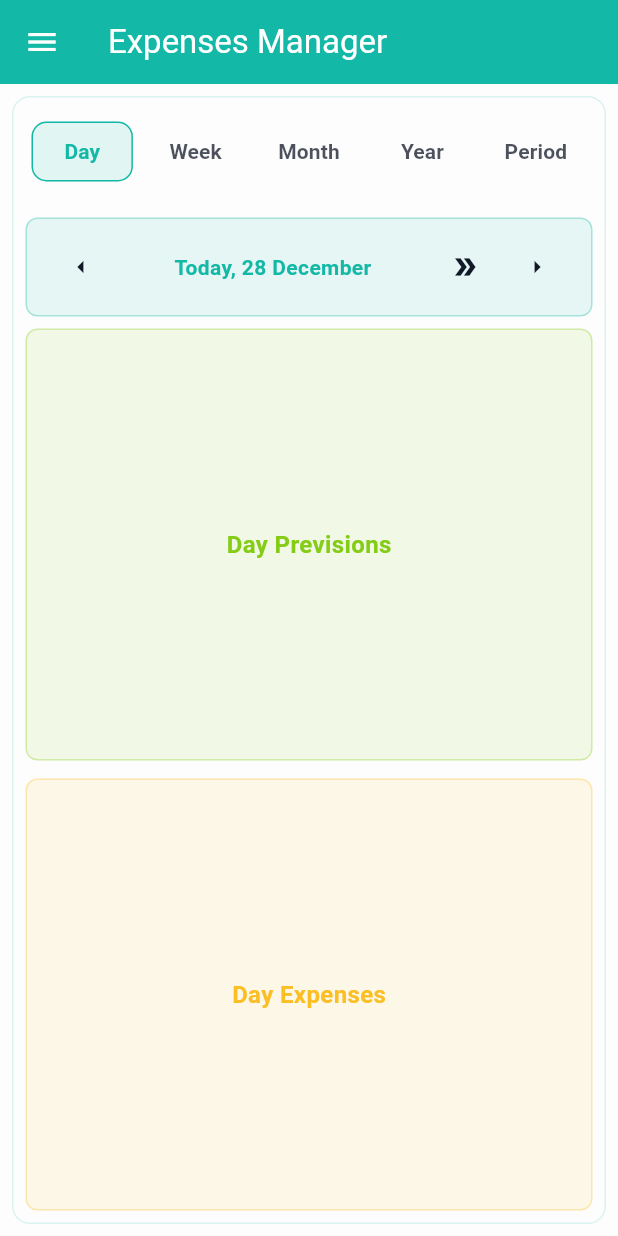
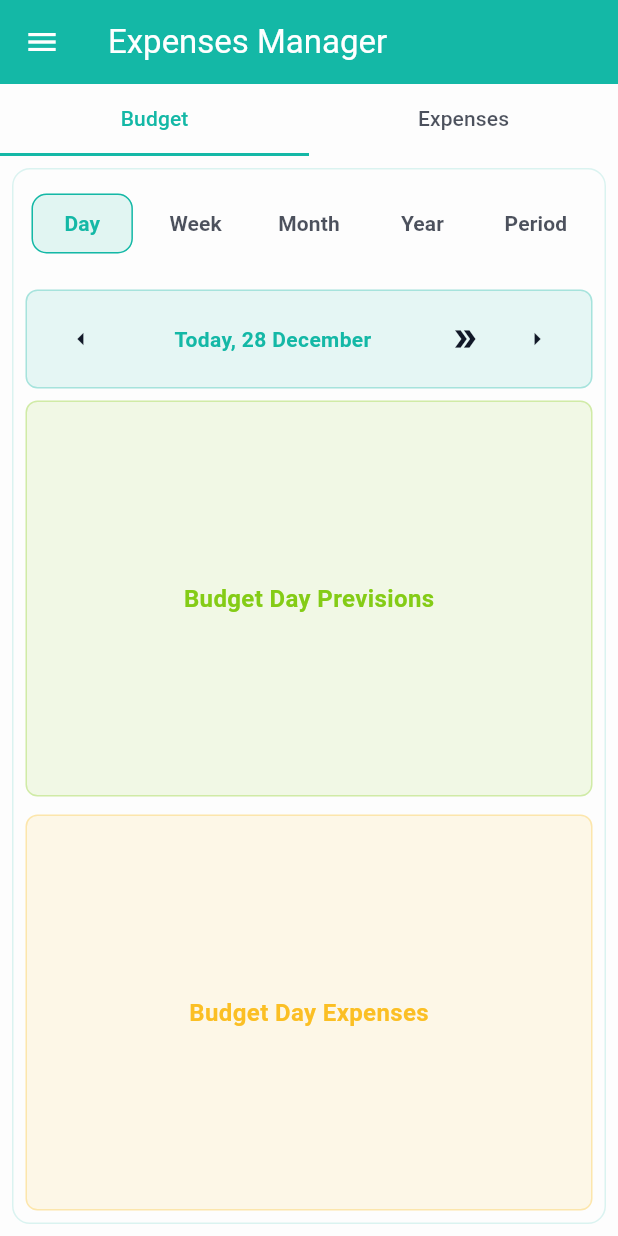
Before and after one commit to 1001pepi/Expenses-Manager, a Flutter app: the screen it shows after launch, on a phone screen of 412 x 824 dp. Run offline on Flutter 3.47's test engine with Material 3 defaults, Android fonts, the phone set to English and light mode, and no system bars; our stand-ins replace dropdown_button2.

Commit message:
feature: add tabs for budget and expenses

```diff
--- a/lib/screens/home_screen.dart
+++ b/lib/screens/home_screen.dart
@@ -20,14 +20,16 @@ class MyHomePage extends StatefulWidget {
   State<MyHomePage> createState() => _MyHomePageState();
 }
 
-class _MyHomePageState extends State<MyHomePage> {
+class _MyHomePageState extends State<MyHomePage> with TickerProviderStateMixin {
   late Map<String, DateTime> _periodDates;
   DateTimeRange? _customPeriodRange;
   String _selectedTab = 'Day';
+  late TabController _mainTabController;
 
   @override
   void initState() {
     super.initState();
+    _mainTabController = TabController(length: 2, vsync: this);
     final today = DateTime.now();
     _periodDates = {
       'Day': today,
@@ -37,6 +39,12 @@ class _MyHomePageState extends State<MyHomePage> {
       'Period': today,
     };
     _customPeriodRange = null;
+  }
+
+  @override
+  void dispose() {
+    _mainTabController.dispose();
+    super.dispose();
   }
 
   void _updatePeriod(String tabName, int offset) {
@@ -107,7 +115,46 @@ class _MyHomePageState extends State<MyHomePage> {
     return Scaffold(
       drawer: _buildConfigDrawer(context),
       appBar: AppBar(title: Text(widget.title)),
-      body: Padding(
+      body: Column(
+        children: [
+          // Main tabs (Budget/Expenses) with TabBar
+          Material(
+            color: Theme.of(context).colorScheme.surface,
+            child: TabBar(
+              controller: _mainTabController,
+              labelColor: Theme.of(context).colorScheme.primary,
+              unselectedLabelColor: Theme.of(
+                context,
+              ).colorScheme.onSurface.withOpacity(0.75),
+              indicatorColor: Theme.of(context).colorScheme.primary,
+              indicatorSize: TabBarIndicatorSize.tab,
+              dividerColor: Colors.transparent,
+              tabs: const [
+                Tab(text: 'Budget'),
+                Tab(text: 'Expenses'),
+              ],
+            ),
+          ),
+          Expanded(
+            child: TabBarView(
+              controller: _mainTabController,
+              children: [
+                _buildMainTabContent(context, tabNames, 'Budget'),
+                _buildMainTabContent(context, tabNames, 'Expenses'),
+              ],
+            ),
+          ),
+        ],
+      ),
+    );
+  }
+
+  Widget _buildMainTabContent(
+    BuildContext context,
+    List<String> tabNames,
+    String mainTab,
+  ) {
+    return Padding(
       padding: const EdgeInsets.all(8.0),
       child: Container(
         decoration: BoxDecoration(
@@ -120,9 +167,8 @@ class _MyHomePageState extends State<MyHomePage> {
         child: Column(
           children: [
             _buildCustomMenu(context, tabNames),
-              Expanded(child: _buildTabContent(context, _selectedTab)),
+            Expanded(child: _buildTabContent(context, _selectedTab, mainTab)),
           ],
-          ),
         ),
       ),
     );
@@ -250,7 +296,11 @@ class _MyHomePageState extends State<MyHomePage> {
     );
   }
 
-  Widget _buildTabContent(BuildContext context, String tabName) {
+  Widget _buildTabContent(
+    BuildContext context,
+    String tabName,
+    String mainTab,
+  ) {
     final periodDate = _periodDates[tabName] ?? DateTime.now();
     final periodRange = _customPeriodRange;
     String periodText;
@@ -357,7 +407,7 @@ class _MyHomePageState extends State<MyHomePage> {
               ),
               child: Center(
                 child: Text(
-                  '$tabName Previsions',
+                  '$mainTab $tabName Previsions',
                   style: TextStyle(
                     fontSize: 16,
                     fontWeight: FontWeight.w600,
@@ -382,7 +432,7 @@ class _MyHomePageState extends State<MyHomePage> {
               ),
               child: Center(
                 child: Text(
-                  '$tabName Expenses',
+                  '$mainTab $tabName Expenses',
                   style: TextStyle(
                     fontSize: 16,
                     fontWeight: FontWeight.w600,
```
Lines whose indentation alone changed are shown as unchanged.
